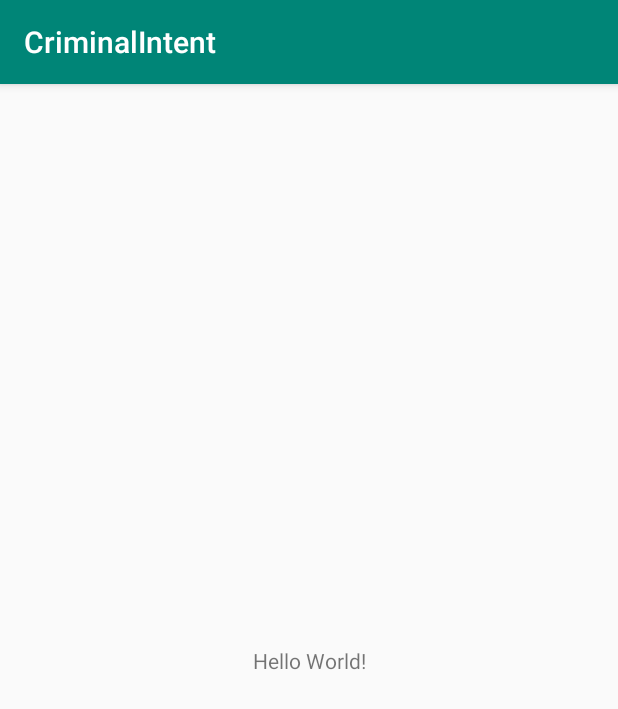
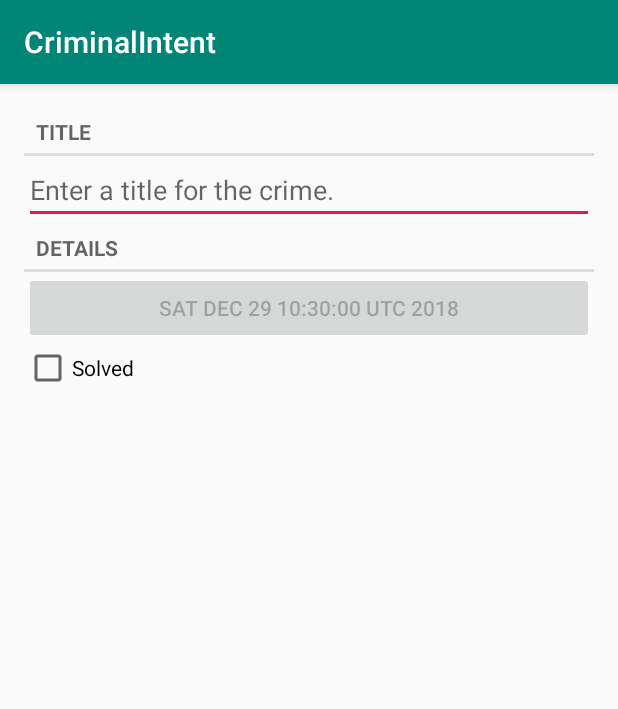
Before and after one commit to SeanLuckett/bigNerdRanch.CriminalIntent, an Android app: the screen it shows after launch (CrimeActivity), on a phone screen of 412 x 824 dp. Shown: the top 709 px of the screen. Run offline under Robolectric (Android 15) with nearby library versions, the phone set to English and light mode, and no system bars.

Commit message:
Adds a fragment to display UI for recording a crime
This completes Big Nerd Ranch Android chapter 7.

```diff
--- a/app/src/main/java/com/sluckett/criminalintent/CrimeActivity.kt
+++ b/app/src/main/java/com/sluckett/criminalintent/CrimeActivity.kt
@@ -2,11 +2,23 @@ package com.sluckett.criminalintent
 
 import android.support.v7.app.AppCompatActivity
 import android.os.Bundle
+import android.support.v4.app.Fragment
+import android.support.v4.app.FragmentManager
 
 class CrimeActivity : AppCompatActivity() {
 
     override fun onCreate(savedInstanceState: Bundle?) {
         super.onCreate(savedInstanceState)
         setContentView(R.layout.activity_crime)
+
+        var fm : FragmentManager = supportFragmentManager
+        var fragment : Fragment? = fm.findFragmentById(R.id.fragment_container)
+
+        if (fragment == null ) {
+            fragment = CrimeFragment()
+            fm.beginTransaction()
+                .add(R.id.fragment_container, fragment)
+                .commit()
+        }
     }
 }
--- /dev/null
+++ b/app/src/main/java/com/sluckett/criminalintent/CrimeFragment.kt
@@ -0,0 +1,54 @@
+package com.sluckett.criminalintent
+
+import android.os.Bundle
+import android.support.v4.app.Fragment
+import android.text.Editable
+import android.text.TextWatcher
+import android.view.LayoutInflater
+import android.view.View
+import android.view.ViewGroup
+import android.widget.Button
+import android.widget.CheckBox
+import android.widget.EditText
+
+class CrimeFragment : Fragment() {
+    private lateinit var mCrime : Crime
+    private lateinit var mTitleField : EditText
+    private lateinit var mDateButton : Button
+    private lateinit var mSolvedCheckBox : CheckBox
+
+    override fun onCreate(savedInstanceState: Bundle?) {
+        super.onCreate(savedInstanceState)
+        mCrime = Crime()
+    }
+
+    override fun onCreateView(inflater: LayoutInflater, container: ViewGroup?, savedInstanceState: Bundle?): View? {
+        val v = inflater.inflate(R.layout.fragment_crime, container, false)
+
+        mTitleField = v.findViewById(R.id.crime_title)
+        mTitleField.addTextChangedListener(object: TextWatcher {
+            override fun beforeTextChanged(s: CharSequence?, start: Int, count: Int, after: Int) {
+                // This space intentionally left blank
+            }
+
+            override fun onTextChanged(s: CharSequence?, start: Int, before: Int, count: Int) {
+                mCrime.setTitle(s.toString())
+            }
+
+            override fun afterTextChanged(s: Editable?) {
+                // This space intentionally left blank
+            }
+        })
+
+        mDateButton = v.findViewById(R.id.crime_date)
+        mDateButton.setText(mCrime.getDate().toString())
+        mDateButton.setEnabled(false)
+
+        mSolvedCheckBox = v.findViewById(R.id.crime_solved)
+        mSolvedCheckBox.setOnCheckedChangeListener { _, isChecked ->
+            mCrime.setSolved(isChecked)
+        }
+
+        return v
+    }
+}
--- a/app/src/main/res/layout/activity_crime.xml
+++ b/app/src/main/res/layout/activity_crime.xml
@@ -1,19 +1,9 @@
 <?xml version="1.0" encoding="utf-8"?>
-<android.support.constraint.ConstraintLayout
-        xmlns:android="http://schemas.android.com/apk/res/android"
-        xmlns:tools="http://schemas.android.com/tools"
-        xmlns:app="http://schemas.android.com/apk/res-auto"
-        android:layout_width="match_parent"
-        android:layout_height="match_parent"
-        tools:context=".CrimeActivity">
+<FrameLayout xmlns:android="http://schemas.android.com/apk/res/android"
+    xmlns:tools="http://schemas.android.com/tools"
+    android:id="@+id/fragment_container"
+    android:layout_width="match_parent"
+    android:layout_height="match_parent"
+    tools:context=".CrimeActivity">
 
-    <TextView
-            android:layout_width="wrap_content"
-            android:layout_height="wrap_content"
-            android:text="Hello World!"
-            app:layout_constraintBottom_toBottomOf="parent"
-            app:layout_constraintLeft_toLeftOf="parent"
-            app:layout_constraintRight_toRightOf="parent"
-            app:layout_constraintTop_toTopOf="parent"/>
-
-</android.support.constraint.ConstraintLayout>
+</FrameLayout>
--- /dev/null
+++ b/app/src/main/res/layout/fragment_crime.xml
@@ -0,0 +1,38 @@
+<?xml version="1.0" encoding="utf-8"?>
+<LinearLayout
+    xmlns:android="http://schemas.android.com/apk/res/android"
+    android:orientation="vertical"
+    android:layout_margin="16dp"
+    android:layout_width="match_parent"
+    android:layout_height="match_parent">
+
+    <TextView
+        style="?android:listSeparatorTextViewStyle"
+        android:layout_width="match_parent"
+        android:layout_height="wrap_content"
+        android:text="@string/crime_title_label"/>
+
+    <EditText
+        android:id="@+id/crime_title"
+        android:layout_width="match_parent"
+        android:layout_height="wrap_content"
+        android:hint="@string/crime_title_hint"/>
+
+    <TextView
+        style="?android:listSeparatorTextViewStyle"
+        android:layout_width="match_parent"
+        android:layout_height="wrap_content"
+        android:text="@string/crime_details_label"/>
+
+    <Button
+        android:id="@+id/crime_date"
+        android:layout_width="match_parent"
+        android:layout_height="wrap_content" />
+
+    <CheckBox
+        android:id="@+id/crime_solved"
+        android:layout_width="match_parent"
+        android:layout_height="wrap_content"
+        android:text="@string/crime_solved_label"/>
+
+</LinearLayout>
--- a/app/src/main/res/values/strings.xml
+++ b/app/src/main/res/values/strings.xml
@@ -1,3 +1,7 @@
 <resources>
     <string name="app_name">CriminalIntent</string>
+    <string name="crime_title_hint">Enter a title for the crime.</string>
+    <string name="crime_title_label">Title</string>
+    <string name="crime_details_label">Details</string>
+    <string name="crime_solved_label">Solved</string>
 </resources>
```
